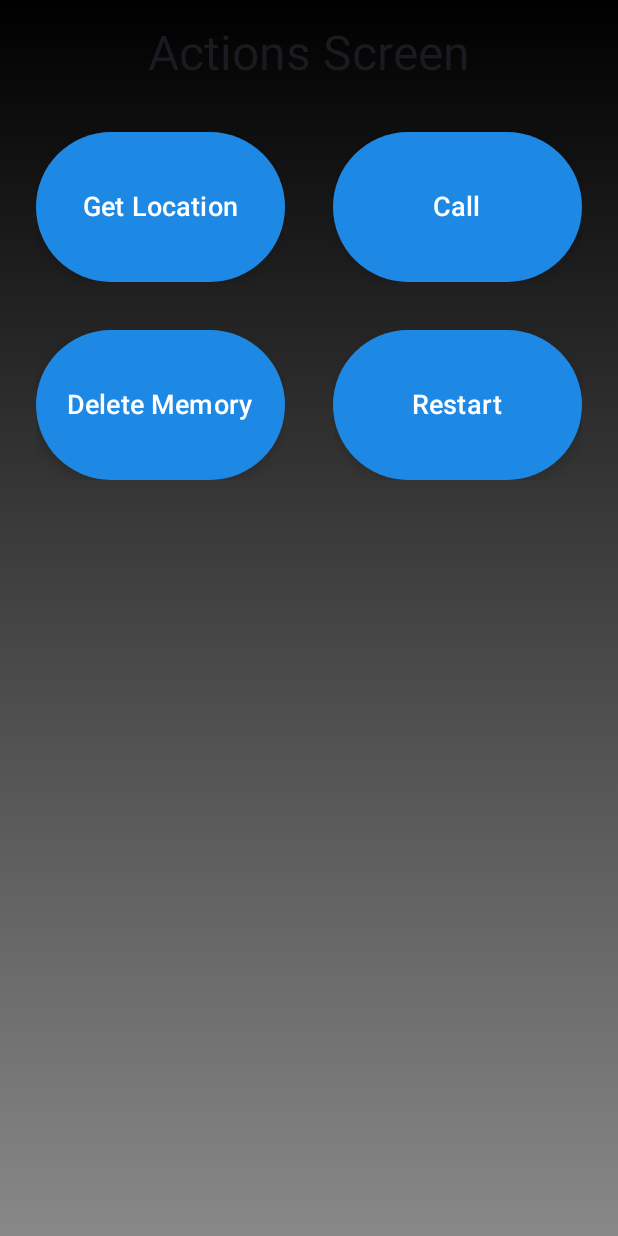
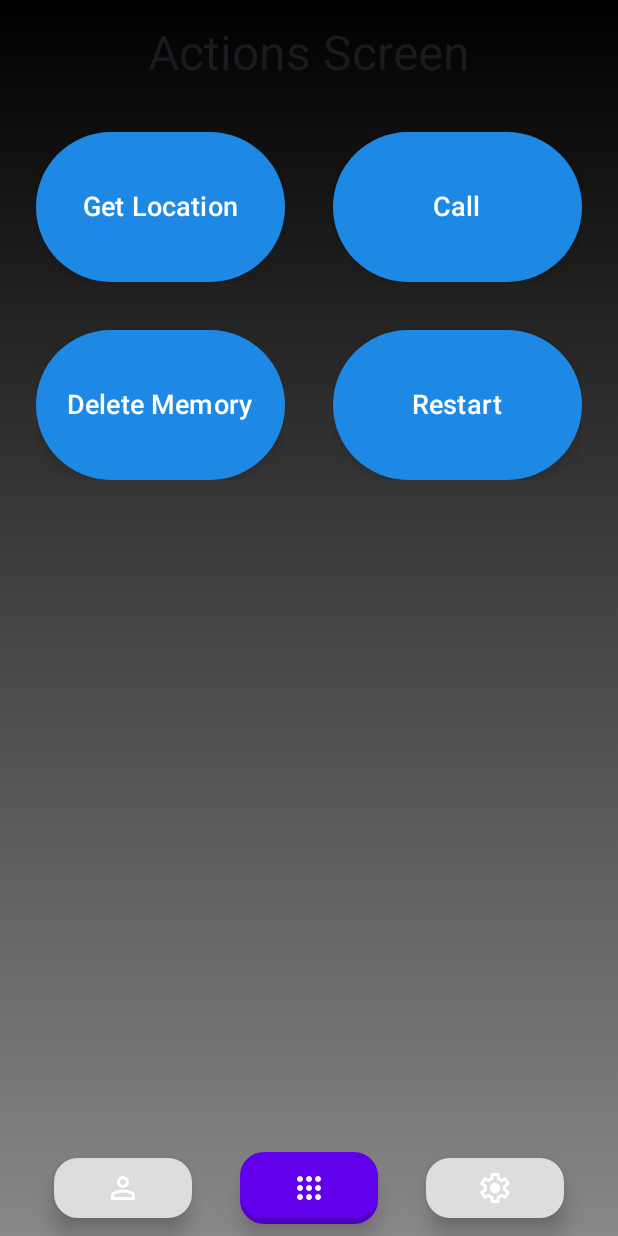
Before and after one commit to StefanStaleski/TrackMate, an Android app built with Jetpack Compose: the ActionsScreen screen opened through its navigation route, on a phone screen of 412 x 824 dp. Run offline under Robolectric (Android 15) with nearby library versions, the phone set to English and light mode, and no system bars; our stand-ins replace Room's generated code.

Commit message:
full implementation of sharedPreferences, remember login state, implement BaseTemplate

```diff
--- a/app/src/main/java/com/example/sendsms/MainActivity.kt
+++ b/app/src/main/java/com/example/sendsms/MainActivity.kt
@@ -1,6 +1,7 @@
 package com.example.sendsms
 
 import android.Manifest
+import android.annotation.SuppressLint
 import android.content.BroadcastReceiver
 import android.content.Context
 import android.content.Intent
@@ -15,27 +16,26 @@ import androidx.compose.foundation.layout.padding
 import androidx.compose.material3.Scaffold
 import androidx.compose.runtime.*
 import androidx.compose.ui.Modifier
-import androidx.compose.ui.graphics.Color
-import androidx.compose.ui.unit.dp
 import androidx.core.content.ContextCompat
 import androidx.navigation.compose.NavHost
 import androidx.navigation.compose.composable
 import androidx.navigation.compose.rememberNavController
 import com.example.sendsms.screens.LoginScreen
 import com.example.sendsms.screens.RegistrationScreen
-import com.example.sendsms.screens.ProfileScreen // Import ProfileScreen
+import com.example.sendsms.screens.ProfileScreen
 import com.example.sendsms.screens.ActionsScreen
 import com.example.sendsms.screens.SettingsScreen
-import com.example.sendsms.ui.components.BottomNavigation
 import com.example.sendsms.ui.theme.SendSMSTheme
 import com.example.sendsms.ui.theme.GrayToBlackGradient
 import android.util.Log
 import androidx.compose.foundation.background
 import androidx.compose.foundation.layout.Box
+import androidx.compose.ui.platform.LocalContext
 import com.example.sendsms.screens.SMSScreen
 
 class MainActivity : ComponentActivity() {
-    private val smsPermissionRequest = registerForActivityResult(ActivityResultContracts.RequestMultiplePermissions()) { permissions ->
+    private val smsPermissionRequest =
+        registerForActivityResult(ActivityResultContracts.RequestMultiplePermissions()) { permissions ->
             if (permissions[Manifest.permission.SEND_SMS] == true && permissions[Manifest.permission.RECEIVE_SMS] == true) {
                 Log.d("MainActivity", "Permissions GRANTED")
             } else {
@@ -55,59 +55,59 @@ class MainActivity : ComponentActivity() {
     }
 
     private val _receivedMessage = mutableStateOf("")
-    val receivedMessage: State<String> get() = _receivedMessage
+    private val receivedMessage: State<String> get() = _receivedMessage
 
-    // State to track login status
-    private var isLoggedIn by mutableStateOf(false)
-
+    @SuppressLint("UnspecifiedRegisterReceiverFlag")
     override fun onCreate(savedInstanceState: Bundle?) {
         super.onCreate(savedInstanceState)
 
-        // Check and request SMS permissions
         val permissionsToRequest = mutableListOf<String>()
-        if (ContextCompat.checkSelfPermission(this, Manifest.permission.SEND_SMS) != PackageManager.PERMISSION_GRANTED) {
+        if (ContextCompat.checkSelfPermission(
+                this,
+                Manifest.permission.SEND_SMS
+            ) != PackageManager.PERMISSION_GRANTED
+        ) {
             permissionsToRequest.add(Manifest.permission.SEND_SMS)
         }
-        if (ContextCompat.checkSelfPermission(this, Manifest.permission.RECEIVE_SMS) != PackageManager.PERMISSION_GRANTED) {
+        if (ContextCompat.checkSelfPermission(
+                this,
+                Manifest.permission.RECEIVE_SMS
+            ) != PackageManager.PERMISSION_GRANTED
+        ) {
             permissionsToRequest.add(Manifest.permission.RECEIVE_SMS)
         }
         if (permissionsToRequest.isNotEmpty()) {
             smsPermissionRequest.launch(permissionsToRequest.toTypedArray())
         }
 
-        // Register the BroadcastReceiver to listen for local broadcasts
         val intentFilter = IntentFilter("com.example.sendsms.SMS_RECEIVED")
         registerReceiver(smsReceiver, intentFilter)
 
-        // Set the content of the activity
         setContent {
             SendSMSTheme {
                 val navController = rememberNavController()
-                Scaffold(
-                    modifier = Modifier.fillMaxSize(),
-                    bottomBar = {
-                        if (isLoggedIn) {
-                            BottomNavigation(navController)
-                        }
-                    }
-                ) { innerPadding ->
+
+                val context = LocalContext.current
+                val sharedPreferences =
+                    context.getSharedPreferences("UserPreferences", Context.MODE_PRIVATE)
+                val isLoggedIn = sharedPreferences.getBoolean("isLoggedIn", false)
+
                 Box(
                     modifier = Modifier
                         .fillMaxSize()
-                            .background(GrayToBlackGradient) // Apply the gradient background here
+                        .background(GrayToBlackGradient)
                 ) {
                     NavHost(
                         navController = navController,
                         startDestination = if (isLoggedIn) "profile" else "login",
-                            Modifier.padding(innerPadding)
                     ) {
                         composable("login") {
                             LoginScreen(
                                 navController = navController,
-                                    onLogin = { username, password ->
-                                        // Add login logic here, e.g., validate user
-                                        isLoggedIn = true // Set login state to true
-                                        navController.navigate("profile") // Navigate to Profile screen after login
+                                onLogin = {
+                                    navController.navigate("profile") {
+                                        popUpTo("login") { inclusive = true }
+                                    }
                                 }
                             )
                         }
@@ -115,13 +115,12 @@ class MainActivity : ComponentActivity() {
                             RegistrationScreen(
                                 navController = navController,
                                 onRegister = {
-//                                        isLoggedIn = true
                                 }
                             )
                         }
                         composable("profile") {
                             ProfileScreen(
-                                    navController = navController // Pass navController to ProfileScreen
+                                navController = navController
                             )
                         }
                         composable("actions") {
@@ -141,7 +140,6 @@ class MainActivity : ComponentActivity() {
             }
         }
     }
-    }
 
     override fun onDestroy() {
         super.onDestroy()
--- /dev/null
+++ b/app/src/main/java/com/example/sendsms/components/BaseTemplate.kt
@@ -0,0 +1,31 @@
+package com.example.sendsms.components
+
+import androidx.compose.foundation.background
+import androidx.compose.foundation.layout.*
+import androidx.compose.material3.Scaffold
+import androidx.compose.runtime.Composable
+import androidx.compose.ui.Modifier
+import androidx.compose.ui.unit.dp
+import com.example.sendsms.ui.theme.GrayToBlackGradient
+import androidx.navigation.NavHostController
+
+@Composable
+fun BaseTemplate(
+    navController: NavHostController,
+    content: @Composable (Modifier) -> Unit
+) {
+    Scaffold(
+        bottomBar = {
+            BottomNavigation(navController)
+        }
+    ) { innerPadding ->
+        Box(
+            modifier = Modifier
+                .fillMaxSize()
+                .background(GrayToBlackGradient)
+                .padding(innerPadding)
+        ) {
+            content(Modifier.padding(16.dp))
+        }
+    }
+}
--- a/app/src/main/java/com/example/sendsms/components/BottomNavigation.kt
+++ b/app/src/main/java/com/example/sendsms/components/BottomNavigation.kt
@@ -1,4 +1,4 @@
-package com.example.sendsms.ui.components
+package com.example.sendsms.components
 
 import androidx.compose.foundation.background
 import androidx.compose.foundation.layout.*
--- a/app/src/main/java/com/example/sendsms/screens/ActionsScreen.kt
+++ b/app/src/main/java/com/example/sendsms/screens/ActionsScreen.kt
@@ -11,9 +11,11 @@ import androidx.compose.ui.unit.dp
 import androidx.compose.foundation.shape.RoundedCornerShape
 import androidx.navigation.NavHostController
 import com.example.sendsms.components.ActionButton
+import com.example.sendsms.components.BaseTemplate
 
 @Composable
 fun ActionsScreen(navController: NavHostController) {
+    BaseTemplate(navController = navController) {
         Column(
             modifier = Modifier
                 .fillMaxSize()
@@ -73,3 +75,5 @@ fun ActionsScreen(navController: NavHostController) {
             }
         }
     }
+
+}
--- a/app/src/main/java/com/example/sendsms/screens/LoginScreen.kt
+++ b/app/src/main/java/com/example/sendsms/screens/LoginScreen.kt
@@ -1,6 +1,7 @@
 package com.example.sendsms.screens
 
 import android.app.Application
+import androidx.compose.foundation.background
 import androidx.compose.foundation.layout.*
 import androidx.compose.material3.*
 import androidx.compose.runtime.*
@@ -14,6 +15,7 @@ import androidx.compose.ui.platform.LocalFocusManager
 import androidx.lifecycle.viewmodel.compose.viewModel
 import com.example.sendsms.viewmodel.UserViewModel
 import com.example.sendsms.viewmodel.UserViewModelFactory
+import com.example.sendsms.ui.theme.GrayToBlackGradient
 import kotlinx.coroutines.launch
 
 @Composable
@@ -22,7 +24,7 @@ fun LoginScreen(
     userViewModel: UserViewModel = viewModel(
         factory = UserViewModelFactory(LocalContext.current.applicationContext as Application)
     ),
-    onLogin: (String, String) -> Unit
+    onLogin: () -> Unit
 ) {
     var username by remember { mutableStateOf("") }
     var password by remember { mutableStateOf("") }
@@ -63,6 +65,7 @@ fun LoginScreen(
 
             userViewModel.resetLoginStatus()
         } else if (loginStatus == "Login successful") {
+            onLogin()
             navController.navigate("profile") {
                 popUpTo("login") { inclusive = true }
             }
@@ -71,8 +74,8 @@ fun LoginScreen(
 
     Column(
         modifier = Modifier
-            .padding(16.dp)
-            .fillMaxSize(),
+            .fillMaxSize()
+            .padding(16.dp),
         verticalArrangement = Arrangement.Center
     ) {
         TextField(
--- a/app/src/main/java/com/example/sendsms/utils/UserPreferences.kt
+++ b/app/src/main/java/com/example/sendsms/utils/UserPreferences.kt
@@ -13,6 +13,7 @@ class UserPreferences(context: Context) {
         private const val KEY_USERNAME = "username"
         private const val KEY_PASSWORD = "password"
         private const val KEY_GPS_LOCATOR = "gps_locator_number"
+        private const val KEY_IS_LOGGED_IN = "is_logged_in"
     }
 
     var username: String?
@@ -26,4 +27,8 @@ class UserPreferences(context: Context) {
     var gpsLocatorNumber: String?
         get() = sharedPreferences.getString(KEY_GPS_LOCATOR, null)
         set(value) = sharedPreferences.edit().putString(KEY_GPS_LOCATOR, value).apply()
+
+    var isLoggedIn: Boolean
+        get() = sharedPreferences.getBoolean(KEY_IS_LOGGED_IN, false)
+        set(value) = sharedPreferences.edit().putBoolean(KEY_IS_LOGGED_IN, value).apply()
 }
--- a/app/src/main/java/com/example/sendsms/viewmodel/UserViewModelFactory.kt
+++ b/app/src/main/java/com/example/sendsms/viewmodel/UserViewModelFactory.kt
@@ -9,7 +9,7 @@ import com.example.sendsms.utils.UserPreferences
 
 class UserViewModelFactory(
     private val application: Application,
-    private val usePreferences: Boolean = false
+    private val usePreferences: Boolean = false,
 ) : ViewModelProvider.Factory {
 
     private val userRepository: UserRepository = UserRepository(
@@ -22,7 +22,7 @@ class UserViewModelFactory(
     @Suppress("UNCHECKED_CAST")
     override fun <T : ViewModel> create(modelClass: Class<T>): T {
         if (modelClass.isAssignableFrom(UserViewModel::class.java)) {
-            return UserViewModel(userRepository) as T
+            return UserViewModel(userRepository, userPreferences, application) as T
         }
         throw IllegalArgumentException("Unknown ViewModel class")
     }
```
Also changed, not shown: app/src/main/java/com/example/sendsms/screens/ProfileScreen.kt (+35 -6 lines), app/src/main/java/com/example/sendsms/viewmodel/UserViewModel.kt (+19 -1 lines). Lines whose indentation alone changed are shown as unchanged.
